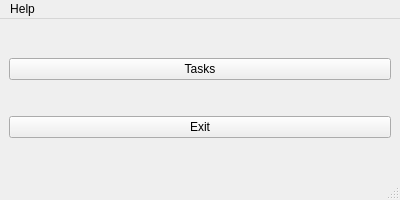
The window that mainmenu.ui (SecurityCze/programming_for_dummies_by_dummies_application) describes before a commit, drawn with Qt 5.
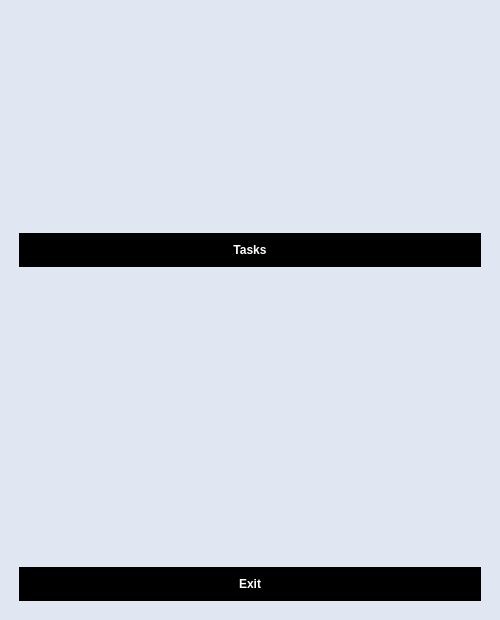
The same window after the commit. Icons and pictures are not drawn.

```diff
--- a/mainmenu.ui
+++ b/mainmenu.ui
@@ -2,12 +2,15 @@
 <ui version="4.0">
  <class>MainMenu</class>
  <widget class="QMainWindow" name="MainMenu">
+  <property name="enabled">
+   <bool>true</bool>
+  </property>
   <property name="geometry">
    <rect>
     <x>0</x>
     <y>0</y>
-    <width>400</width>
-    <height>200</height>
+    <width>500</width>
+    <height>620</height>
    </rect>
   </property>
   <property name="sizePolicy">
@@ -19,49 +22,165 @@
   <property name="windowTitle">
    <string extracomment="Name of application">Programming for dummies by dummies</string>
   </property>
+  <property name="styleSheet">
+   <string notr="true">QWidget {
+	background-color: #E1E7F2;
+}
+
+QPushButton {
+	margin: 10px;
+	padding: 10px;
+	color: white;
+	font-weight: bold;
+	border: none;
+}
+
+/* default button style */
+QPushButton {
+	background-color: black;
+}
+
+QPushButton:hover {
+	background-color: grey;
+}
+
+/* confirm button style */
+QPushButton[objectName=&quot;tasksButton&quot;] {
+	background-color: #85B404;
+}
+
+QPushButton[objectName=&quot;tasksButton&quot;]:hover {
+	background-color: #A2DC04;
+}
+
+/* &quot;deny&quot; button style */
+QPushButton[objectName=&quot;exitButton&quot;] {
+	background-color: #E0001E;
+}
+
+QPushButton[objectName=&quot;exitButton&quot;]:hover {
+	background-color: #FF0022;
+}</string>
+  </property>
   <widget class="QWidget" name="centralwidget">
    <layout class="QVBoxLayout" name="verticalLayout">
     <item>
-     <widget class="QPushButton" name="tasksButton">
-      <property name="toolTip">
-       <string>Lets user choose the task</string>
+     <spacer name="verticalSpacer_2">
+      <property name="orientation">
+       <enum>Qt::Vertical</enum>
       </property>
-      <property name="text">
-       <string>Tasks</string>
+      <property name="sizeType">
+       <enum>QSizePolicy::Minimum</enum>
       </property>
+      <property name="sizeHint" stdset="0">
+       <size>
+        <width>20</width>
+        <height>40</height>
+       </size>
+      </property>
+     </spacer>
+    </item>
+    <item alignment="Qt::AlignHCenter|Qt::AlignVCenter">
+     <widget class="QLabel" name="logo">
+      <property name="sizePolicy">
+       <sizepolicy hsizetype="Maximum" vsizetype="Maximum">
+        <horstretch>0</horstretch>
+        <verstretch>0</verstretch>
+       </sizepolicy>
+      </property>
+      <property name="minimumSize">
+       <size>
+        <width>256</width>
+        <height>128</height>
+       </size>
+      </property>
+      <property name="maximumSize">
+       <size>
+        <width>256</width>
+        <height>128</height>
+       </size>
+      </property>
+      <property name="layoutDirection">
+       <enum>Qt::LeftToRight</enum>
+      </property>
+      <property name="styleSheet">
+       <string notr="true"/>
+      </property>
+      <property name="pixmap">
+       <pixmap resource="resources.qrc">:/images/images/LOGO.png</pixmap>
+      </property>
+      <property name="scaledContents">
+       <bool>true</bool>
+      </property>
+      <property name="wordWrap">
+       <bool>false</bool>
+      </property>
+      <property name="indent">
+       <number>-1</number>
+      </property>
      </widget>
     </item>
     <item>
-     <widget class="QPushButton" name="exitButton">
-      <property name="toolTip">
-       <string>Exits the program</string>
+     <spacer name="verticalSpacer_3">
+      <property name="orientation">
+       <enum>Qt::Vertical</enum>
       </property>
-      <property name="text">
-       <string>Exit</string>
+      <property name="sizeType">
+       <enum>QSizePolicy::Minimum</enum>
       </property>
-     </widget>
+      <property name="sizeHint" stdset="0">
+       <size>
+        <width>20</width>
+        <height>40</height>
+       </size>
+      </property>
+     </spacer>
+    </item>
+    <item>
+     <layout class="QVBoxLayout" name="buttonlayout">
+      <item>
+       <widget class="QPushButton" name="tasksButton">
+        <property name="toolTip">
+         <string>Lets user choose the task</string>
+        </property>
+        <property name="styleSheet">
+         <string notr="true"/>
+        </property>
+        <property name="text">
+         <string>Tasks</string>
+        </property>
+       </widget>
+      </item>
+      <item>
+       <spacer name="verticalSpacer">
+        <property name="orientation">
+         <enum>Qt::Vertical</enum>
+        </property>
+        <property name="sizeHint" stdset="0">
+         <size>
+          <width>20</width>
+          <height>40</height>
+         </size>
+        </property>
+       </spacer>
+      </item>
+      <item>
+       <widget class="QPushButton" name="exitButton">
+        <property name="toolTip">
+         <string>Exits the program</string>
+        </property>
+        <property name="styleSheet">
+         <string notr="true"/>
+        </property>
+        <property name="text">
+         <string>Exit</string>
+        </property>
+       </widget>
+      </item>
+     </layout>
     </item>
    </layout>
   </widget>
-  <widget class="QMenuBar" name="menubar">
-   <property name="geometry">
-    <rect>
-     <x>0</x>
-     <y>0</y>
-     <width>400</width>
-     <height>26</height>
-    </rect>
-   </property>
-   <widget class="QMenu" name="menuHelp">
-    <property name="title">
-     <string>Help</string>
-    </property>
-    <addaction name="actionAbout"/>
-    <addaction name="actionAbout_QY"/>
-   </widget>
-   <addaction name="menuHelp"/>
-  </widget>
-  <widget class="QStatusBar" name="statusbar"/>
   <action name="actionAbout">
    <property name="text">
     <string>About</string>
```
Left out of the diff: 4 changed lines with no effect on the pictures.
